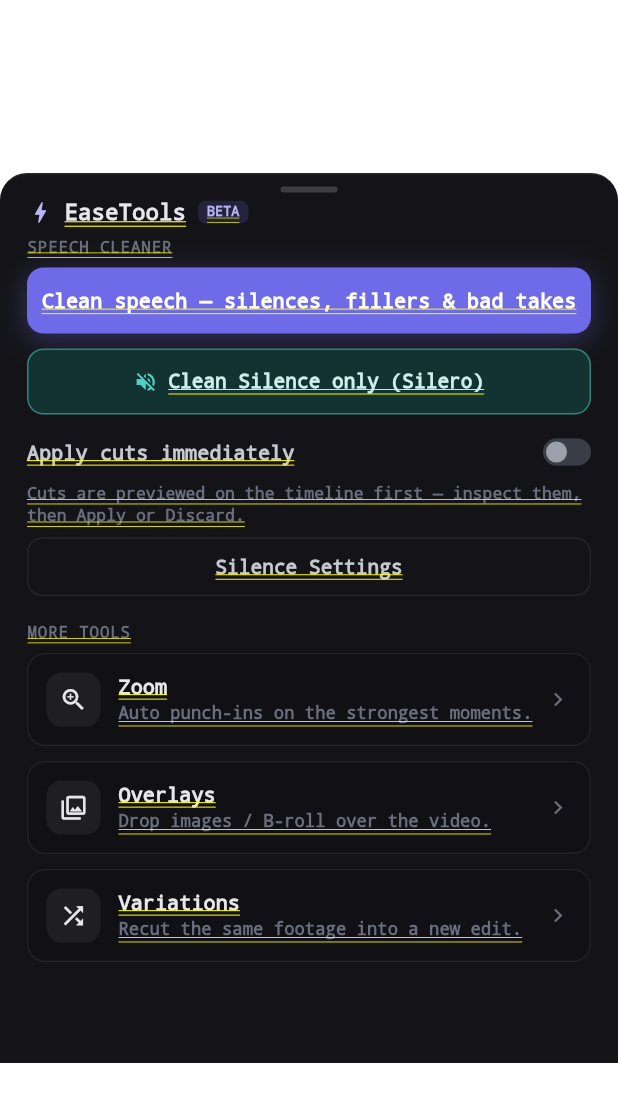
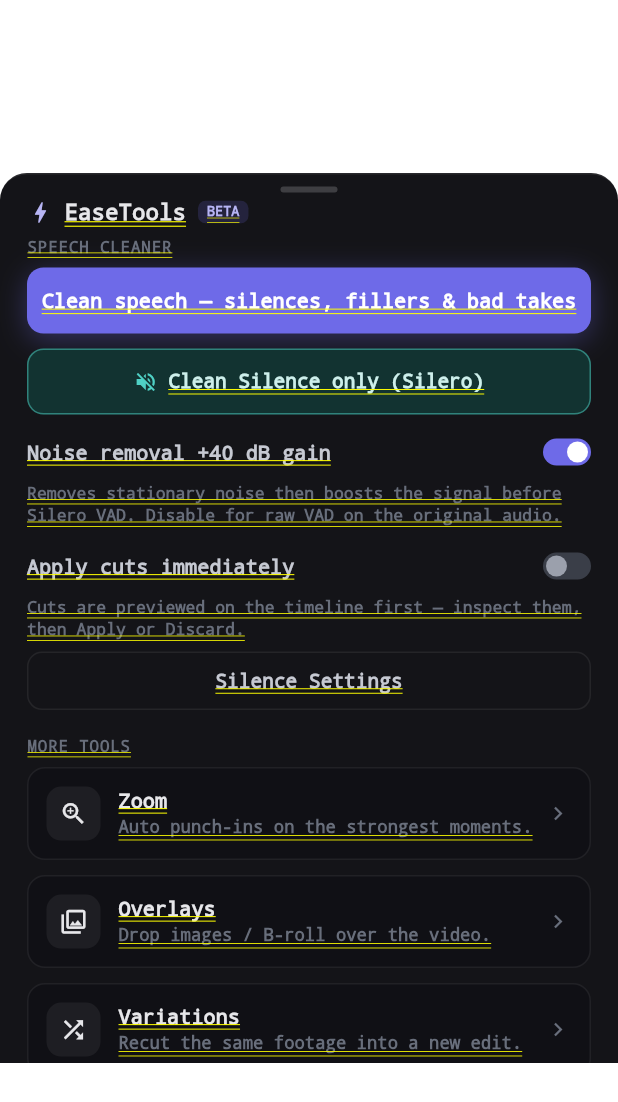
Before and after one commit to tayz07814-ctrl/easecutpro, a Flutter app: the EaseToolsSheet screen opened directly with empty values, on a phone screen of 412 x 824 dp. Shown: the top 1102 px of the screen. Run offline on Flutter 3.47's test engine with Material 3 defaults, Android fonts, the phone set to English and light mode, and no system bars; our stand-ins replace file_picker, shared_preferences, supabase_flutter, video_player; accounts and stored records are empty; project files that could hold a hidden picture were left out.

Commit message:
feat: add noise removal toggle to Clean Silence UI

```diff
--- a/mobile/lib/editor/silence_settings.dart
+++ b/mobile/lib/editor/silence_settings.dart
@@ -30,6 +30,9 @@
 
   /// Cut Lord's "also clean silence" toggle.
   static bool cutSilence = true;
+
+  /// Apply noise removal +40 dB gain before Silero VAD.
+  static bool noiseRemoval = true;
 
   /// Review-before-apply. FALSE (default) stages the cuts on the timeline for
   /// inspection; TRUE commits them the moment they are found.
--- a/mobile/lib/screens/editor_screen.dart
+++ b/mobile/lib/screens/editor_screen.dart
@@ -1627,6 +1627,7 @@
         trimLeftMs: SilenceSettings.trimLeftMs.toDouble(),
         trimRightMs: SilenceSettings.trimRightMs.toDouble(),
         breathRefine: SilenceSettings.breathRefine,
+        noiseRemoval: SilenceSettings.noiseRemoval,
       ).timeout(const Duration(minutes: 4), onTimeout: () {
         timedOut = true;
         return const SilenceResult([], '');
--- a/mobile/lib/sheets/ease_tools_sheet.dart
+++ b/mobile/lib/sheets/ease_tools_sheet.dart
@@ -176,6 +176,20 @@
                     ),
                   ),
                   const SizedBox(height: 6),
+                  // Noise removal toggle for Silero VAD.
+                  EcRow(
+                    label: 'Noise removal +40 dB gain',
+                    trailing: EcToggle(
+                      value: SilenceSettings.noiseRemoval,
+                      onChanged: (v) => setState(() => SilenceSettings.noiseRemoval = v),
+                    ),
+                  ),
+                  Text(
+                    'Removes stationary noise then boosts the signal before Silero VAD. '
+                    'Disable for raw VAD on the original audio.',
+                    style: const TextStyle(color: Ec.textFaint, fontSize: 11, height: 1.4),
+                  ),
+                  const SizedBox(height: 8),
                   // Review-before-apply. Default OFF = cuts are staged on the
                   // timeline for inspection instead of committing straight away.
                   EcRow(
```
